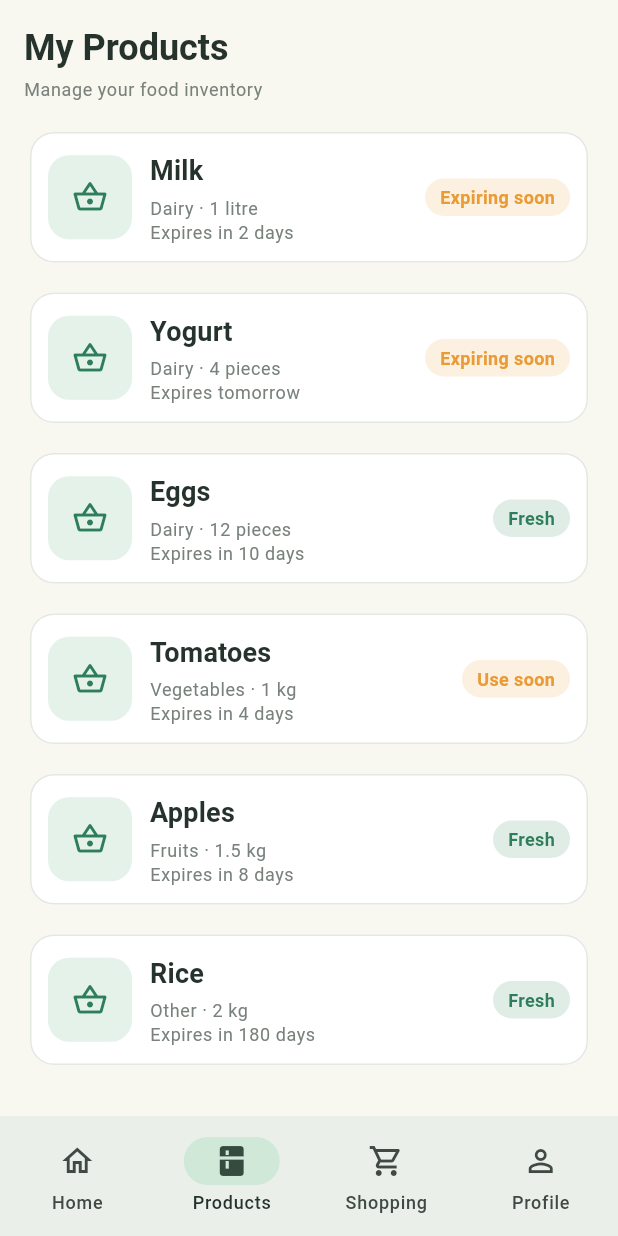
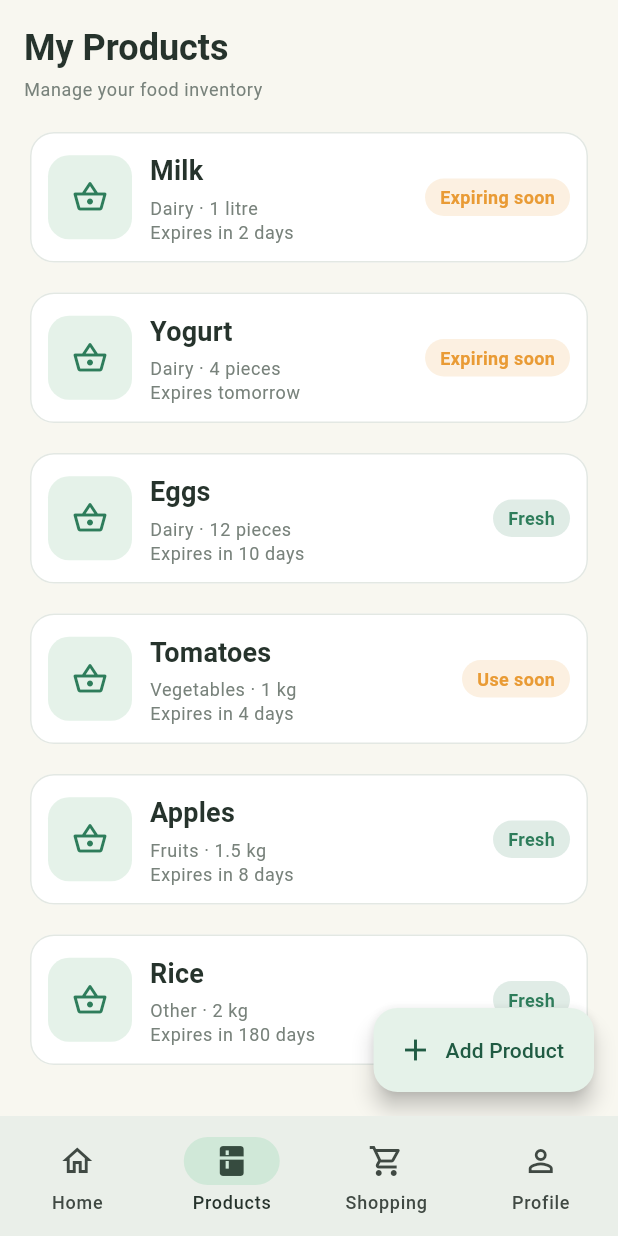
Before and after one commit to Saafiy7/Smart-Pantry, a Flutter app: the screen it shows after launch, item 2 of the bottom bar chosen, on a phone screen of 412 x 824 dp. Run offline on Flutter 3.47's test engine with Material 3 defaults, Android fonts, the phone set to English and light mode, and no system bars.

Commit message:
feat: return created product from Add Product screen

```diff
--- a/lib/screens/my_products/my_products_screen.dart
+++ b/lib/screens/my_products/my_products_screen.dart
@@ -2,15 +2,42 @@ import 'package:flutter/material.dart';
 import 'package:smart_pantry/data/donnees_fictives.dart';
 import 'package:smart_pantry/widgets/product_card.dart';
 import 'package:smart_pantry/screens/product_details/product_details_screen.dart';
+import 'package:smart_pantry/screens/add_product/add_product_screen.dart';
+import 'package:smart_pantry/models/product.dart';
 
-class MyProductsScreen extends StatelessWidget {
+class MyProductsScreen extends StatefulWidget {
   const MyProductsScreen({super.key});
 
+  @override
+  State<MyProductsScreen> createState() => _MyProductsScreenState();
+}
+
+class _MyProductsScreenState extends State<MyProductsScreen> {
   @override
   Widget build(BuildContext context) {
     final textTheme = Theme.of(context).textTheme;
 
     return Scaffold(
+      floatingActionButton: FloatingActionButton.extended(
+        onPressed: () async {
+          final newProduct = await Navigator.push<Product>(
+            context,
+            MaterialPageRoute(builder: (context) => const AddProductScreen()),
+          );
+
+          if (newProduct == null || !context.mounted) return;
+
+          setState(() {
+            fakeProducts.add(newProduct);
+          });
+
+          ScaffoldMessenger.of(context).showSnackBar(
+            SnackBar(content: Text('Received: ${newProduct.name}')),
+          );
+        },
+        icon: const Icon(Icons.add),
+        label: const Text('Add Product'),
+      ),
       body: SafeArea(
         child: Padding(
           padding: const EdgeInsets.all(16),
@@ -28,14 +55,18 @@ class MyProductsScreen extends StatelessWidget {
                     final product = fakeProducts[index];
                     return Padding(
                       padding: const EdgeInsets.only(bottom: 12),
-                      child: ProductCard(product: product, onTap: () {
-                        Navigator.push(
-                          context,
-                          MaterialPageRoute(
-                            builder: (context) => ProductDetailsScreen(product: product),
-                          ),
-                        );
-                      }),
+                      child: ProductCard(
+                        product: product,
+                        onTap: () {
+                          Navigator.push(
+                            context,
+                            MaterialPageRoute(
+                              builder: (context) =>
+                                  ProductDetailsScreen(product: product),
+                            ),
+                          );
+                        },
+                      ),
                     );
                   },
                 ),
```
Also changed, not shown: lib/screens/add_product/add_product_screen.dart (+12 -8 lines), lib/screens/home/home_screen.dart (+10 -2 lines).
